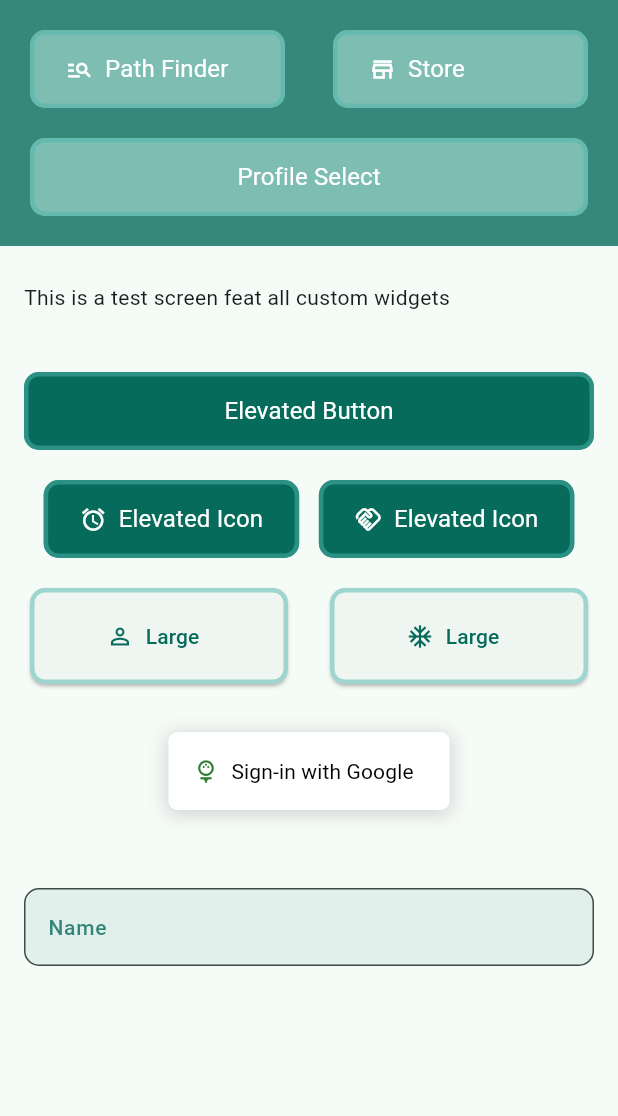
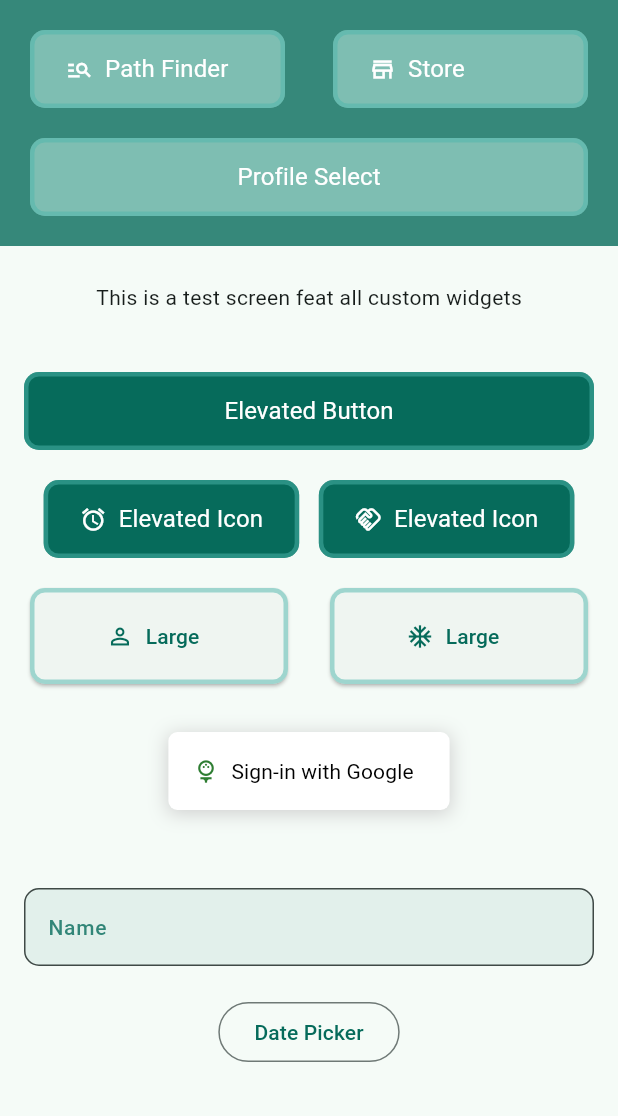
Before and after one commit to Ehab-24/next_life, a Flutter app: the screen it shows after launch, after a tap on "Test Screen", on a phone screen of 412 x 824 dp, the part 120-1236 px from its top. Run offline on Flutter 3.47's test engine with Material 2 defaults, Android fonts, the phone set to English and light mode, and no system bars; our stand-ins replace expandable; network calls fail.

Commit message:
fix - fix padding for all screens

```diff
--- a/lib/screens/account.dart
+++ b/lib/screens/account.dart
@@ -2,7 +2,6 @@ import 'package:flutter/material.dart';
 import 'package:next_life/constants/spacing.dart';
 import 'package:next_life/utils.dart';
 import 'package:next_life/widgets/buttons/elevated_buttons.dart';
-import 'package:next_life/widgets/buttons/inputs/text_fields.dart';
 
 class AccountPage extends StatelessWidget {
   const AccountPage({super.key});
@@ -13,7 +12,9 @@ class AccountPage extends StatelessWidget {
 
   @override
   Widget build(BuildContext context) {
-    return Column(
+    return Padding(
+      padding: const EdgeInsets.all(16.0),
+      child: Column(
         crossAxisAlignment: CrossAxisAlignment.stretch,
         mainAxisAlignment: MainAxisAlignment.spaceBetween,
         children: [
@@ -109,6 +110,7 @@ class AccountPage extends StatelessWidget {
           ),
           MElevatedButton(text: "Save Profile", onPressed: _saveProfile)
         ],
+      ),
     );
   }
 }
--- a/lib/screens/home.dart
+++ b/lib/screens/home.dart
@@ -52,6 +52,8 @@ class HomePage extends StatelessWidget {
   @override
   Widget build(BuildContext context) {
     return Center(
+      child: Padding(
+        padding: const EdgeInsets.all(16.0),
         child: Column(
           crossAxisAlignment: CrossAxisAlignment.stretch,
           children: cats
@@ -66,6 +68,7 @@ class HomePage extends StatelessWidget {
                 ),
               )
               .toList(),
+        ),
       ),
     );
   }
--- a/lib/screens/pathfinder_report.dart
+++ b/lib/screens/pathfinder_report.dart
@@ -34,6 +34,7 @@ class PathFinderReport extends StatelessWidget {
   Widget build(BuildContext context) {
     return SingleChildScrollView(
       scrollDirection: Axis.vertical,
+      padding: const EdgeInsets.all(16),
       child: Column(
         crossAxisAlignment: CrossAxisAlignment.stretch,
         children: [
--- a/lib/screens/settings.dart
+++ b/lib/screens/settings.dart
@@ -10,7 +10,9 @@ class SettingsPage extends StatelessWidget {
 
   @override
   Widget build(BuildContext context) {
-    return Column(
+    return Padding(
+      padding: const EdgeInsets.all(16.0),
+      child: Column(
         crossAxisAlignment: CrossAxisAlignment.center,
         children: [
           Row(
@@ -62,6 +64,7 @@ class SettingsPage extends StatelessWidget {
             ),
           )
         ],
+      ),
     );
   }
 }
--- a/lib/screens/test.dart
+++ b/lib/screens/test.dart
@@ -2,6 +2,7 @@ import 'package:flutter/material.dart';
 import 'package:next_life/constants/spacing.dart';
 import 'package:next_life/widgets/buttons/elevated_buttons.dart';
 import 'package:next_life/widgets/buttons/inputs/text_fields.dart';
+import 'package:next_life/widgets/date_picker.dart';
 
 class TestPage extends StatelessWidget {
   const TestPage({super.key});
@@ -11,13 +12,16 @@ class TestPage extends StatelessWidget {
     return Padding(
       padding: const EdgeInsets.symmetric(vertical: 24, horizontal: 16),
       child: Column(
-        crossAxisAlignment: CrossAxisAlignment.stretch,
+        // crossAxisAlignment: CrossAxisAlignment.stretch,
         children: [
           Text("This is a test screen feat all custom widgets"),
           Space.h40,
-          MElevatedButton(
-            text: "Elevated Button",
-            onPressed: () {},
+          FractionallySizedBox(
+            widthFactor: 1.0,
+            child: MElevatedButton(
+              text: "Elevated Button",
+              onPressed: () {},
+            ),
           ),
           Space.h20,
           Row(
@@ -68,7 +72,9 @@ class TestPage extends StatelessWidget {
           Space.h20,
           const MTextFormField(
             labelText: "Name",
-          )
+          ),
+          Space.h20,
+          DatePicker(text: "Date Picker")
         ],
       ),
     );
```
Also changed, not shown: lib/screens/change_appearance.dart (+8 -1 lines), lib/screens/help_and_support.dart (+8 -1 lines). Lines whose indentation alone changed are shown as unchanged.
